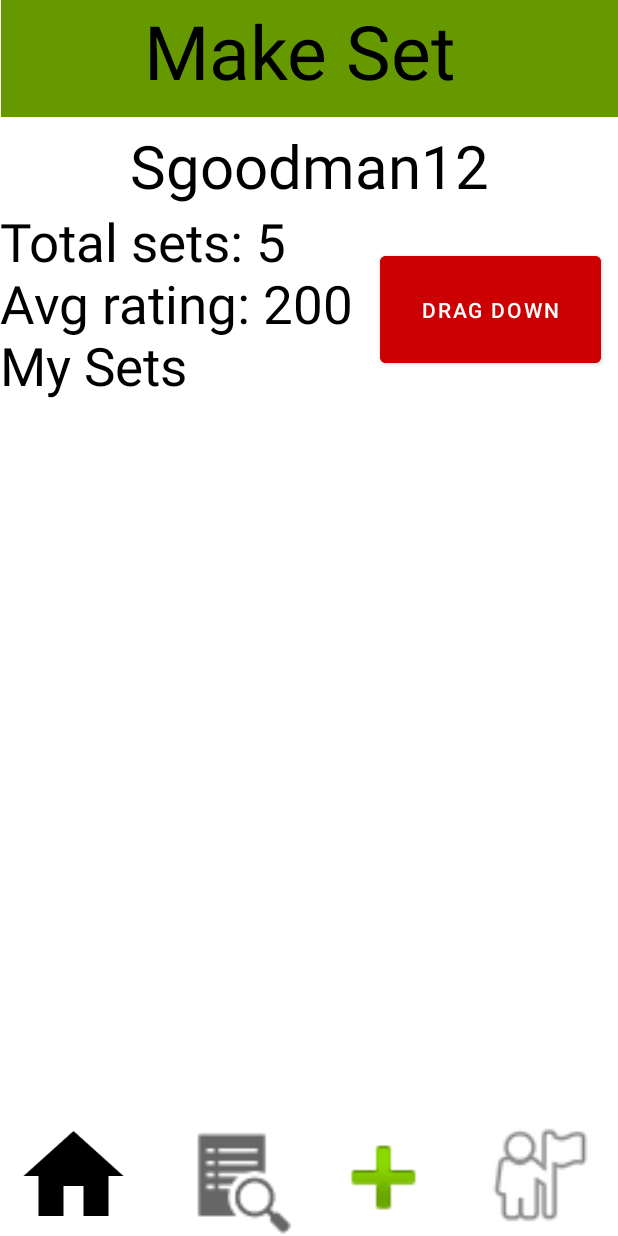
After one commit to ProjectFlash/ProjectFlash, an Android app: the layout fragment_profile.xml on its own in the app's theme, with its tools: preview values and no code run, on a phone screen of 412 x 824 dp. The commit adds this screen. Run offline under Robolectric (Android 15) with nearby library versions, the phone set to English and light mode, and no system bars.

Commit message:
added the profile screen, log in code and screen to see all sets

```diff
--- /dev/null
+++ b/app/src/main/res/layout/fragment_profile.xml
@@ -0,0 +1,99 @@
+<?xml version="1.0" encoding="utf-8"?>
+<androidx.constraintlayout.widget.ConstraintLayout xmlns:android="http://schemas.android.com/apk/res/android"
+    xmlns:tools="http://schemas.android.com/tools"
+    android:layout_width="match_parent"
+    android:layout_height="match_parent"
+    xmlns:app="http://schemas.android.com/apk/res-auto">
+    <TextView
+        android:id="@+id/Account"
+        android:layout_width="411dp"
+        android:layout_height="78dp"
+        android:background="@android:color/holo_green_dark"
+        android:text="Make Set "
+        android:textAlignment="center"
+        android:textColor="@color/black"
+        android:textSize="50dp"
+        app:layout_constraintEnd_toEndOf="parent"
+        app:layout_constraintStart_toStartOf="parent"
+        app:layout_constraintTop_toTopOf="parent" />
+
+    <ImageView
+        android:id="@+id/imageView3"
+        android:layout_width="98dp"
+        android:layout_height="80dp"
+        app:layout_constraintBottom_toBottomOf="parent"
+        app:layout_constraintStart_toStartOf="parent"
+        app:layout_constraintEnd_toStartOf="@id/imageView5"
+        app:srcCompat="@drawable/ic_home_black_24dp" />
+
+    <ImageView
+        android:id="@+id/imageView5"
+        android:layout_width="94dp"
+        android:layout_height="80dp"
+        android:layout_marginStart="12dp"
+        app:layout_constraintBottom_toBottomOf="parent"
+        app:layout_constraintStart_toEndOf="@+id/imageView3"
+        app:srcCompat="?android:attr/actionModeFindDrawable" />
+
+    <ImageView
+        android:id="@+id/imageView6"
+        android:layout_width="105dp"
+        android:layout_height="81dp"
+        app:layout_constraintBottom_toBottomOf="parent"
+        app:layout_constraintEnd_toEndOf="parent"
+        app:srcCompat="@android:drawable/ic_menu_myplaces" />
+
+
+    <TextView
+        android:id="@+id/userName"
+        android:layout_width="wrap_content"
+        android:layout_height="wrap_content"
+        android:layout_marginTop="5dp"
+        android:ems="6"
+        android:hint="Sgoodman12"
+        android:inputType="textPassword"
+        android:textAlignment="center"
+        android:textColorHint="@color/black"
+        android:textSize="40dp"
+        app:layout_constraintEnd_toEndOf="parent"
+        app:layout_constraintStart_toStartOf="parent"
+        app:layout_constraintTop_toBottomOf="@+id/Account" />
+
+    <Button
+        android:id="@+id/dragButton"
+        android:layout_width="147dp"
+        android:layout_height="83dp"
+        android:backgroundTint="@android:color/holo_red_dark"
+        android:text="Drag Down"
+        app:layout_constraintBottom_toBottomOf="@+id/Bio"
+        app:layout_constraintStart_toEndOf="@id/Bio"
+        app:layout_constraintTop_toTopOf="@+id/Bio" />
+
+    <TextView
+        android:id="@+id/Bio"
+        android:layout_width="253dp"
+        android:layout_height="138dp"
+        android:text="Total sets: 5 Avg rating: 200 My Sets"
+        android:textColor="@color/black"
+        android:textSize="35dp"
+        app:layout_constraintStart_toStartOf="parent"
+        app:layout_constraintTop_toBottomOf="@+id/userName" />
+
+    <ImageView
+        android:id="@+id/imageView2"
+        android:layout_width="95dp"
+        android:layout_height="78dp"
+        app:layout_constraintBottom_toBottomOf="parent"
+        app:layout_constraintEnd_toStartOf="@+id/imageView6"
+        app:layout_constraintStart_toEndOf="@+id/imageView5"
+        app:srcCompat="@android:drawable/ic_input_add" />
+
+    <androidx.recyclerview.widget.RecyclerView
+        android:id="@+id/itemCards"
+        android:layout_width="409dp"
+        android:layout_height="374dp"
+        app:layout_constraintEnd_toEndOf="parent"
+        app:layout_constraintStart_toStartOf="parent"
+        app:layout_constraintTop_toBottomOf="@+id/Bio" />
+
+</androidx.constraintlayout.widget.ConstraintLayout>
--- /dev/null
+++ b/app/src/main/res/values/ids.xml
@@ -0,0 +1,4 @@
+<?xml version="1.0" encoding="utf-8"?>
+<resources>
+    <item name="userName" type="id" />
+</resources>
```
Also changed, not shown: app/src/main/java/com/rkpandey/quizlet_wireframe/MainActivity.kt (+6 -6 lines), app/src/main/java/com/rkpandey/quizlet_wireframe/PostAdapter.kt (added, +47 -0 lines), app/src/main/java/com/rkpandey/quizlet_wireframe/SignIn.kt (added, +57 -0 lines), app/src/main/res/layout/fragment_flashcard.xml (added, +43 -0 lines), app/src/main/res/layout/homepage_notsigned.xml (added, +56 -0 lines), app/src/main/res/layout/signinpage.xml (+16 -1 lines).
